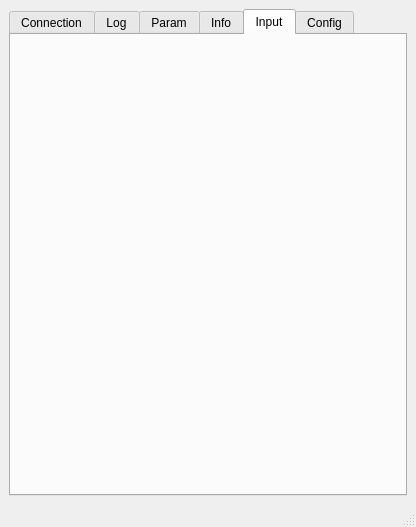
Qt form src/crazyflieROS/ui/driverGUI.ui (omwdunkley/crazyflieROS) before a commit.
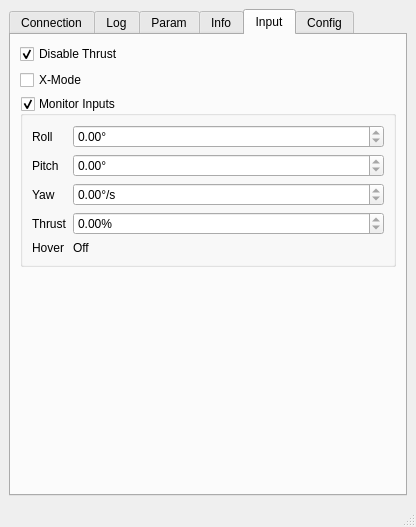
The same form after that commit. The open tabs and pages were chosen to show the change.

```diff
--- a/src/crazyflieROS/ui/driverGUI.ui
+++ b/src/crazyflieROS/ui/driverGUI.ui
@@ -132,13 +132,6 @@
           </property>
          </widget>
         </item>
-        <item row="2" column="0">
-         <widget class="QCheckBox" name="checkBox_kill">
-          <property name="text">
-           <string>Kill Switch</string>
-          </property>
-         </widget>
-        </item>
        </layout>
       </widget>
       <widget class="QWidget" name="tab_log">
@@ -316,6 +309,153 @@
        <attribute name="title">
         <string>Input</string>
        </attribute>
+       <layout class="QVBoxLayout" name="verticalLayout_4">
+        <item>
+         <widget class="QCheckBox" name="checkBox_kill">
+          <property name="text">
+           <string>Disable Thrust</string>
+          </property>
+          <property name="checked">
+           <bool>true</bool>
+          </property>
+         </widget>
+        </item>
+        <item>
+         <widget class="QCheckBox" name="checkBox_xmode">
+          <property name="text">
+           <string>X-Mode</string>
+          </property>
+         </widget>
+        </item>
+        <item>
+         <widget class="QGroupBox" name="groupBox_4">
+          <property name="title">
+           <string>Monitor Inputs</string>
+          </property>
+          <property name="checkable">
+           <bool>true</bool>
+          </property>
+          <layout class="QFormLayout" name="formLayout">
+           <item row="0" column="0">
+            <widget class="QLabel" name="label_2">
+             <property name="text">
+              <string>Roll</string>
+             </property>
+            </widget>
+           </item>
+           <item row="0" column="1">
+            <widget class="QDoubleSpinBox" name="doubleSpinBox_r">
+             <property name="readOnly">
+              <bool>true</bool>
+             </property>
+             <property name="suffix">
+              <string>°</string>
+             </property>
+             <property name="minimum">
+              <double>-90.000000000000000</double>
+             </property>
+             <property name="maximum">
+              <double>90.000000000000000</double>
+             </property>
+            </widget>
+           </item>
+           <item row="1" column="0">
+            <widget class="QLabel" name="label_3">
+             <property name="text">
+              <string>Pitch</string>
+             </property>
+            </widget>
+           </item>
+           <item row="1" column="1">
+            <widget class="QDoubleSpinBox" name="doubleSpinBox_p">
+             <property name="readOnly">
+              <bool>true</bool>
+             </property>
+             <property name="suffix">
+              <string>°</string>
+             </property>
+             <property name="minimum">
+              <double>-90.000000000000000</double>
+             </property>
+             <property name="maximum">
+              <double>90.000000000000000</double>
+             </property>
+            </widget>
+           </item>
+           <item row="2" column="0">
+            <widget class="QLabel" name="label_4">
+             <property name="text">
+              <string>Yaw</string>
+             </property>
+            </widget>
+           </item>
+           <item row="2" column="1">
+            <widget class="QDoubleSpinBox" name="doubleSpinBox_y">
+             <property name="readOnly">
+              <bool>true</bool>
+             </property>
+             <property name="suffix">
+              <string>°/s</string>
+             </property>
+             <property name="minimum">
+              <double>-90.000000000000000</double>
+             </property>
+             <property name="maximum">
+              <double>90.000000000000000</double>
+             </property>
+            </widget>
+           </item>
+           <item row="3" column="0">
+            <widget class="QLabel" name="label_5">
+             <property name="text">
+              <string>Thrust</string>
+             </property>
+            </widget>
+           </item>
+           <item row="3" column="1">
+            <widget class="QDoubleSpinBox" name="doubleSpinBox_t">
+             <property name="readOnly">
+              <bool>true</bool>
+             </property>
+             <property name="suffix">
+              <string>%</string>
+             </property>
+             <property name="maximum">
+              <double>100.000000000000000</double>
+             </property>
+            </widget>
+           </item>
+           <item row="4" column="0">
+            <widget class="QLabel" name="label_6">
+             <property name="text">
+              <string>Hover</string>
+             </property>
+            </widget>
+           </item>
+           <item row="4" column="1">
+            <widget class="QLabel" name="label_hover">
+             <property name="text">
+              <string>Off</string>
+             </property>
+            </widget>
+           </item>
+          </layout>
+         </widget>
+        </item>
+        <item>
+         <spacer name="verticalSpacer_3">
+          <property name="orientation">
+           <enum>Qt::Vertical</enum>
+          </property>
+          <property name="sizeHint" stdset="0">
+           <size>
+            <width>20</width>
+            <height>40</height>
+           </size>
+          </property>
+         </spacer>
+        </item>
+       </layout>
       </widget>
       <widget class="QWidget" name="tab_config">
        <attribute name="title">
```
Left out of the diff: 251 changed lines with no effect on the pictures.
